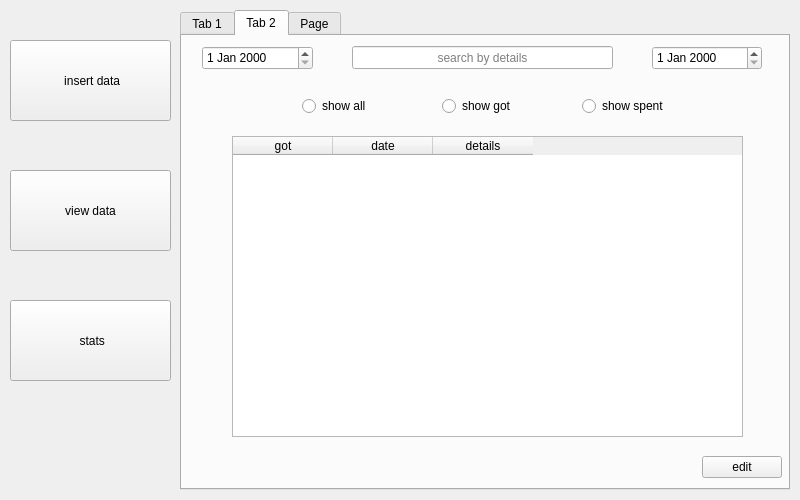
First picture: the form in ui/app.ui, repository AlwaysBeCalm/my_wallet, before the edit.
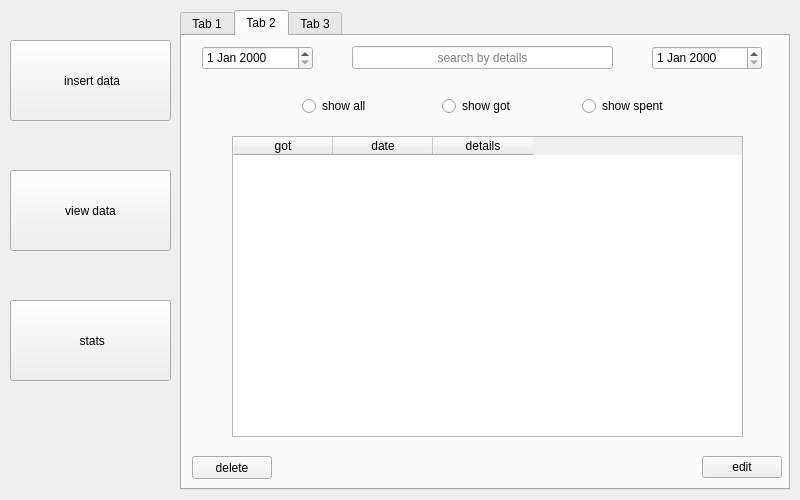
Second picture: the form after the edit. The open tabs and pages were chosen to show the change. Icons and pictures are not drawn.

```diff
--- a/ui/app.ui
+++ b/ui/app.ui
@@ -269,10 +269,23 @@
       <string>search by details</string>
      </property>
     </widget>
+    <widget class="QPushButton" name="deleteBtn">
+     <property name="geometry">
+      <rect>
+       <x>10</x>
+       <y>420</y>
+       <width>80</width>
+       <height>23</height>
+      </rect>
+     </property>
+     <property name="text">
+      <string>delete</string>
+     </property>
+    </widget>
    </widget>
    <widget class="QWidget" name="tab_3">
     <attribute name="title">
-     <string>Page</string>
+     <string>Tab 3</string>
     </attribute>
    </widget>
   </widget>
```
Left out of the diff: 6 changed lines with no effect on the pictures.
